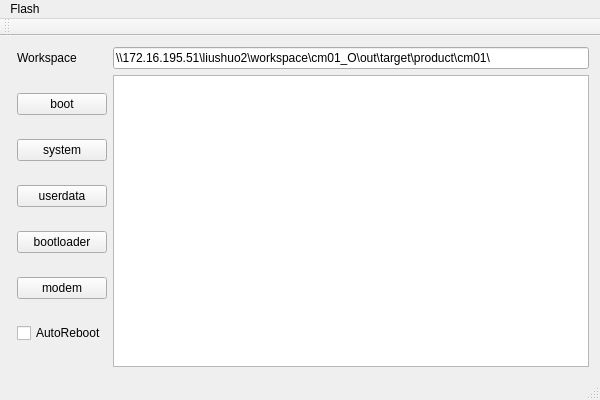
Qt form mainwindow.ui (L-Shuo/LearningQt) before a commit.
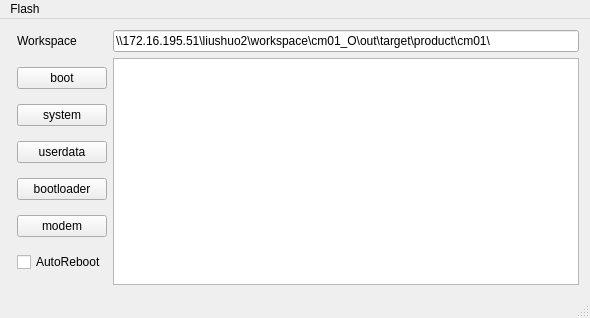
The same form after that commit.

Patch:
```diff
--- a/mainwindow.ui
+++ b/mainwindow.ui
@@ -6,8 +6,8 @@
    <rect>
     <x>0</x>
     <y>0</y>
-    <width>600</width>
-    <height>400</height>
+    <width>590</width>
+    <height>318</height>
    </rect>
   </property>
   <property name="minimumSize">
@@ -141,7 +141,7 @@
     <rect>
      <x>0</x>
      <y>0</y>
-     <width>600</width>
+     <width>590</width>
      <height>23</height>
     </rect>
    </property>
@@ -152,14 +152,6 @@
    </widget>
    <addaction name="menuFlash"/>
   </widget>
-  <widget class="QToolBar" name="mainToolBar">
-   <attribute name="toolBarArea">
-    <enum>TopToolBarArea</enum>
-   </attribute>
-   <attribute name="toolBarBreak">
-    <bool>true</bool>
-   </attribute>
-  </widget>
   <widget class="QStatusBar" name="statusBar">
    <property name="enabled">
     <bool>true</bool>
```
